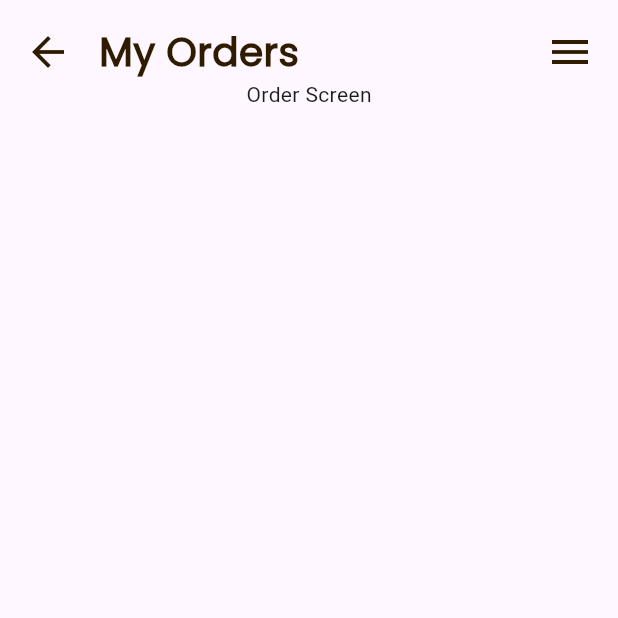
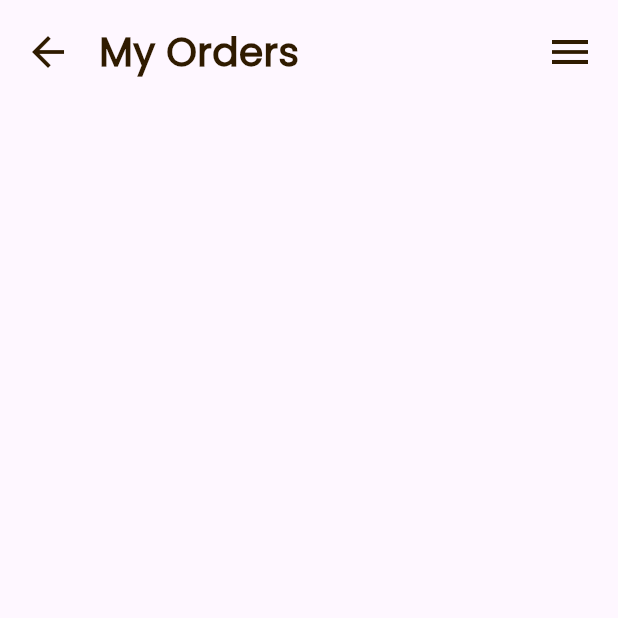
Before and after one commit to skfareeduddin/brewista, a Flutter app: the MyOrderScreen screen opened by its route, on a phone screen of 412 x 824 dp, the top half of it. Run offline on Flutter 3.47's test engine with Material 3 defaults, Android fonts, the phone set to English and light mode, and no system bars; our stand-ins replace flutter_svg, sizer.

Commit message:
Updated my_orders.dart.

```diff
--- a/lib/screens/my_orders.dart
+++ b/lib/screens/my_orders.dart
@@ -47,7 +47,6 @@ class MyOrderScreen extends StatelessWidget {
                   ),
                 ],
               ),
-              Text('Order Screen'),
             ],
           ),
         ),
```
